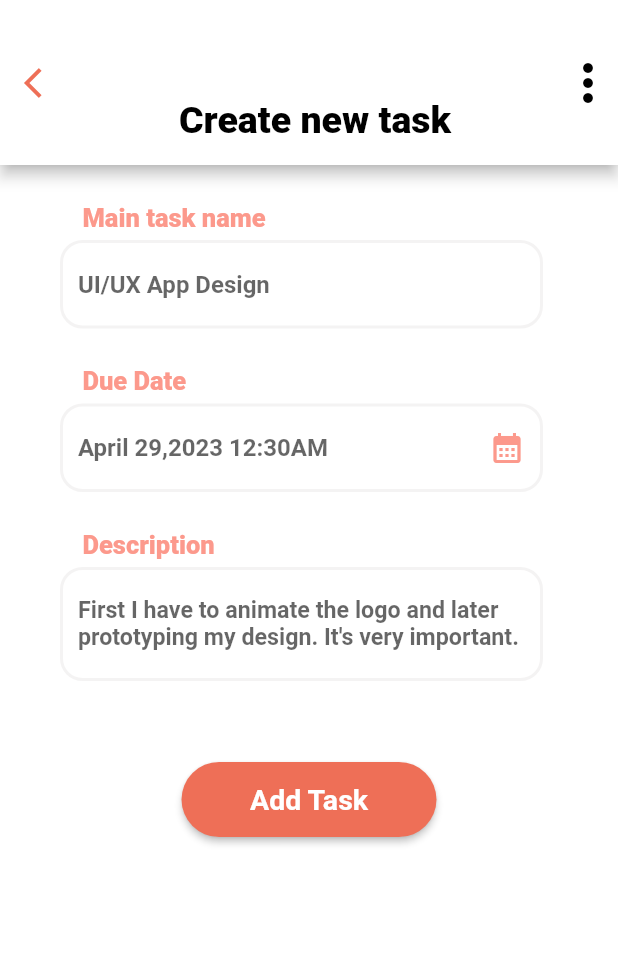
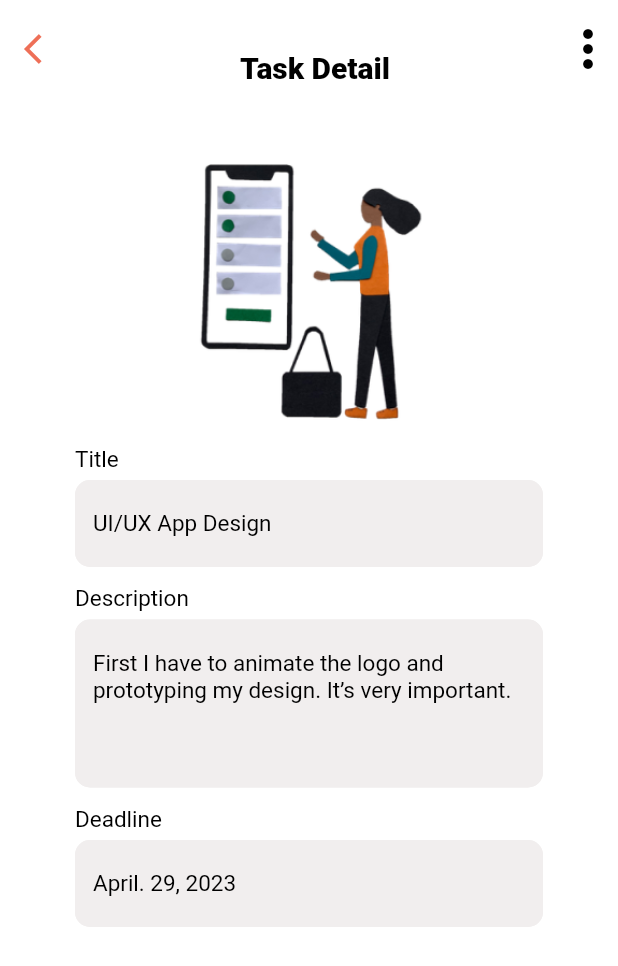
Before and after one commit to NathanZK/2023-project-phase-mobile-tasks, a Flutter app: the screen it shows after launch, on a phone screen of 412 x 824 dp. Shown: the top 966 px of the screen. Run offline on Flutter 3.47's test engine with Material 2 defaults, Android fonts, the phone set to English and light mode, and no system bars.

Commit message:
Add task detail

```diff
--- a/on-boarding/todo/lib/Screens/add_task.dart
+++ b/on-boarding/todo/lib/Screens/add_task.dart
@@ -1,4 +1,6 @@
 import 'package:flutter/material.dart';
+
+import '../app_bar.dart';
 
 class AddTask extends StatelessWidget {
   const AddTask({super.key});
@@ -7,40 +9,8 @@ class AddTask extends StatelessWidget {
   Widget build(BuildContext context) {
     return Scaffold(
         backgroundColor: Colors.white,
-        appBar: AppBar(
-          backgroundColor: Colors.white,
-          toolbarHeight: 110,
-          title: const Padding(
-            padding: EdgeInsets.fromLTRB(0, 50, 0, 0),
-            child: Center(
-              child: Text(
-                'Create new task',
-                style: TextStyle(
-                  color: Colors.black,
-                  fontWeight: FontWeight.w800,
-                  fontSize: 25,
-                ),
-              ),
-            ),
-          ),
-          automaticallyImplyLeading: false,
-          leading: IconButton(
-            onPressed: () {},
-            icon: const Icon(
-              Icons.arrow_back_ios,
-              color: Color(0xFFEE6F57),
-            ),
-          ),
-          actions: [
-            IconButton(
-              onPressed: () {},
-              icon: const Icon(
-                Icons.more_vert,
-                size: 40.0,
-              ),
-              color: Colors.black,
-            )
-          ],
+        appBar: const CommonAppBar(
+          title: 'Create new task',
         ),
         body: Column(
           children: [
--- a/on-boarding/todo/lib/Screens/getting_started.dart
+++ b/on-boarding/todo/lib/Screens/getting_started.dart
@@ -10,7 +10,6 @@ class GetStarted extends StatelessWidget {
       body: Column(
         mainAxisAlignment: MainAxisAlignment.center,
         children: [
-          // Text("hey"),
           const Image(
             width: 390,
             height: 390,
--- /dev/null
+++ b/on-boarding/todo/lib/Screens/task_detail.dart
@@ -0,0 +1,104 @@
+import 'package:flutter/cupertino.dart';
+import 'package:flutter/material.dart';
+
+import '../app_bar.dart';
+
+class TaskDetail extends StatelessWidget {
+  const TaskDetail({super.key});
+
+  @override
+  Widget build(BuildContext context) {
+    return const Scaffold(
+      backgroundColor: Colors.white,
+      appBar: CommonAppBar(
+        title: 'Task Detail',
+      ),
+      body: Column(
+        crossAxisAlignment: CrossAxisAlignment.start,
+        children: [
+          Center(
+            child: Image(
+              width: 220,
+              height: 220,
+              image: AssetImage('assets/images/shopping-list.png'),
+            ),
+          ),
+          CustomField(
+            minLine: 1,
+            fieldTitle: "Title",
+            fieldText: "UI/UX App Design",
+          ),
+          CustomField(
+            minLine: 4,
+            fieldTitle: "Description",
+            fieldText:
+                "First I have to animate the logo and prototyping my design. It’s very important.",
+          ),
+          CustomField(
+            minLine: 1,
+            fieldTitle: "Deadline",
+            fieldText: "April. 29, 2023",
+          ),
+        ],
+      ),
+    );
+  }
+}
+
+class CustomField extends StatelessWidget {
+  final int minLine;
+  final String fieldTitle, fieldText;
+
+  const CustomField(
+      {super.key,
+      required this.minLine,
+      required this.fieldText,
+      required this.fieldTitle});
+
+  @override
+  Widget build(BuildContext context) {
+    return Padding(
+      padding: const EdgeInsets.fromLTRB(50, 12, 50, 0),
+      child: Column(
+        crossAxisAlignment: CrossAxisAlignment.start,
+        children: [
+          Text(
+            fieldTitle,
+            style: const TextStyle(
+              color: Colors.black,
+              fontSize: 15,
+              fontWeight: FontWeight.w400,
+            ),
+          ),
+          const SizedBox(
+            height: 5,
+          ),
+          TextField(
+            decoration: InputDecoration(
+              fillColor: const Color(0xFFF1EEEE),
+              filled: true,
+              enabledBorder: OutlineInputBorder(
+                borderSide: const BorderSide(
+                  width: 2,
+                  color: Color(0xFFF1EEEE),
+                ),
+                borderRadius: BorderRadius.circular(10.0),
+              ),
+              hintText: fieldText,
+              hintStyle: const TextStyle(
+                color: Colors.black,
+              ),
+            ),
+            style: const TextStyle(
+              color: Colors.black,
+              fontSize: 15,
+              fontWeight: FontWeight.w400,
+            ),
+            minLines: minLine,
+            maxLines: 6,
+          )
+        ],
+      ),
+    );
+  }
+}
--- /dev/null
+++ b/on-boarding/todo/lib/app_bar.dart
@@ -0,0 +1,50 @@
+import 'package:flutter/material.dart';
+
+class CommonAppBar extends StatelessWidget implements PreferredSizeWidget {
+  final String title;
+
+  const CommonAppBar({Key? key, required this.title}) : super(key: key);
+
+  @override
+  Widget build(BuildContext context) {
+    return AppBar(
+      backgroundColor: Colors.white,
+      toolbarHeight: 65,
+      elevation: 0,
+      title: Padding(
+        padding: const EdgeInsets.fromLTRB(0, 25, 0, 0),
+        child: Center(
+          child: Text(
+            title,
+            style: const TextStyle(
+              color: Colors.black,
+              fontWeight: FontWeight.w800,
+              fontSize: 20,
+            ),
+          ),
+        ),
+      ),
+      automaticallyImplyLeading: false,
+      leading: IconButton(
+        onPressed: () {},
+        icon: const Icon(
+          Icons.arrow_back_ios,
+          color: Color(0xFFEE6F57),
+        ),
+      ),
+      actions: [
+        IconButton(
+          onPressed: () {},
+          icon: const Icon(
+            Icons.more_vert,
+            size: 40.0,
+          ),
+          color: Colors.black,
+        )
+      ],
+    );
+  }
+
+  @override
+  Size get preferredSize => const Size.fromHeight(65);
+}
--- a/on-boarding/todo/lib/main.dart
+++ b/on-boarding/todo/lib/main.dart
@@ -1,4 +1,5 @@
 import 'package:flutter/material.dart';
+import 'package:todo/Screens/task_detail.dart';
 
 import 'Screens/add_task.dart';
 import 'Screens/getting_started.dart';
@@ -15,7 +16,8 @@ class TodoApp extends StatelessWidget {
     return const MaterialApp(
       debugShowCheckedModeBanner: false,
       // home: GetStarted(),
-      home: AddTask(),
+      // home: AddTask(),
+      home: TaskDetail(),
     );
   }
 }
--- a/on-boarding/todo/pubspec.yaml
+++ b/on-boarding/todo/pubspec.yaml
@@ -61,6 +61,8 @@ flutter:
   # To add assets to your application, add an assets section, like this:
   assets:
     - assets/images/stick-man-painting-on-canvas.png
+    - assets/images/shopping-list.png
+
 
   # An image asset can refer to one or more resolution-specific "variants", see
   # https://flutter.dev/assets-and-images/#resolution-aware
```
Also changed, not shown: on-boarding/todo/assets/images/shopping-list.png (added).
